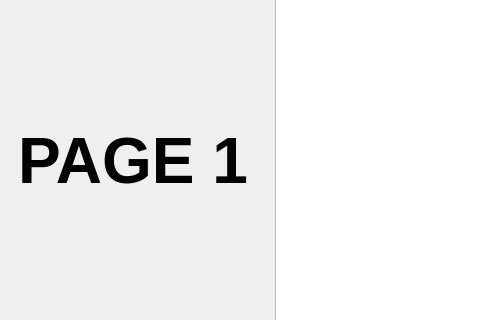
Old version of the form RTIe/RTIe_builder/system_ui.ui in the repository Super-SaiyanSandwich/ECMM427; both pictures show x 0 to 480 and y 124 to 444 of the 800 by 600 pixel window.
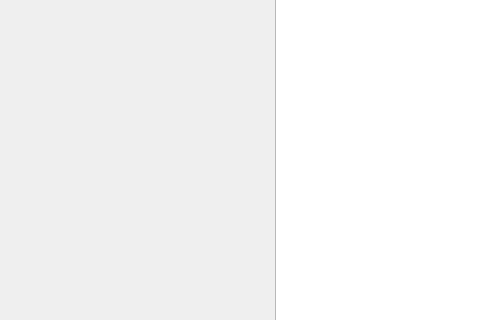
New version of the form. The open tabs and pages were chosen to show the change. Icons and pictures are not drawn.

Patch:
```diff
--- a/RTIe/RTIe_builder/system_ui.ui
+++ b/RTIe/RTIe_builder/system_ui.ui
@@ -50,7 +50,7 @@
            </font>
           </property>
           <property name="text">
-           <string>PAGE 1</string>
+           <string/>
           </property>
          </widget>
         </item>
```
Left out of the diff: 4 changed lines with no effect on the pictures.
